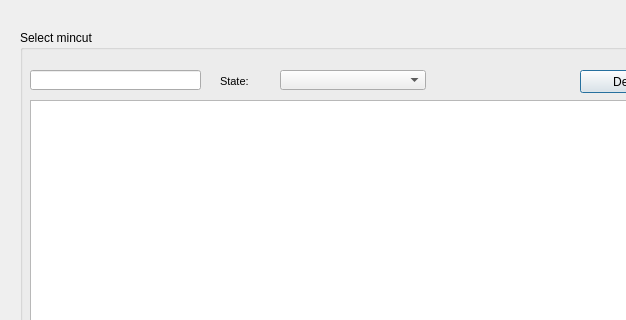
Qt form ui/mincut_edit.ui (Giswater/giswater_qgis_plugin) before a commit; both pictures show x 0 to 626 and y 0 to 320 of the 718 by 540 pixel window.
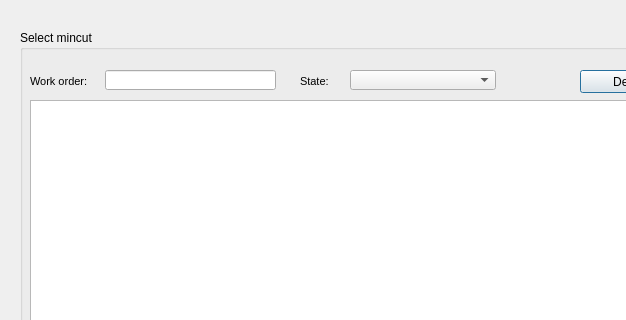
The same form after that commit.

Commit message: UI - enable receive date fields

Diff of the .ui file:
```diff
--- a/ui/mincut_edit.ui
+++ b/ui/mincut_edit.ui
@@ -28,7 +28,7 @@
    <widget class="QLabel" name="label_label_x_7">
     <property name="geometry">
      <rect>
-      <x>200</x>
+      <x>280</x>
       <y>40</y>
       <width>51</width>
       <height>22</height>
@@ -64,7 +64,7 @@
    <widget class="QComboBox" name="state_edit">
     <property name="geometry">
      <rect>
-      <x>260</x>
+      <x>330</x>
       <y>40</y>
       <width>146</width>
       <height>20</height>
@@ -100,7 +100,7 @@
    <widget class="QLineEdit" name="txt_mincut_id">
     <property name="geometry">
      <rect>
-      <x>10</x>
+      <x>85</x>
       <y>40</y>
       <width>171</width>
       <height>20</height>
@@ -110,6 +110,42 @@
      <string/>
     </property>
    </widget>
+   <widget class="QLabel" name="label_label_x_8">
+    <property name="geometry">
+     <rect>
+      <x>10</x>
+      <y>40</y>
+      <width>91</width>
+      <height>22</height>
+     </rect>
+    </property>
+    <property name="font">
+     <font>
+      <pointsize>8</pointsize>
+     </font>
+    </property>
+    <property name="frameShape">
+     <enum>QFrame::NoFrame</enum>
+    </property>
+    <property name="frameShadow">
+     <enum>QFrame::Plain</enum>
+    </property>
+    <property name="text">
+     <string>Work order:</string>
+    </property>
+    <property name="textFormat">
+     <enum>Qt::AutoText</enum>
+    </property>
+    <property name="scaledContents">
+     <bool>false</bool>
+    </property>
+    <property name="alignment">
+     <set>Qt::AlignLeading|Qt::AlignLeft|Qt::AlignVCenter</set>
+    </property>
+    <property name="margin">
+     <number>3</number>
+    </property>
+   </widget>
   </widget>
   <widget class="QPushButton" name="btn_cancel">
    <property name="geometry">
```
The commit also changes 1 other file.
